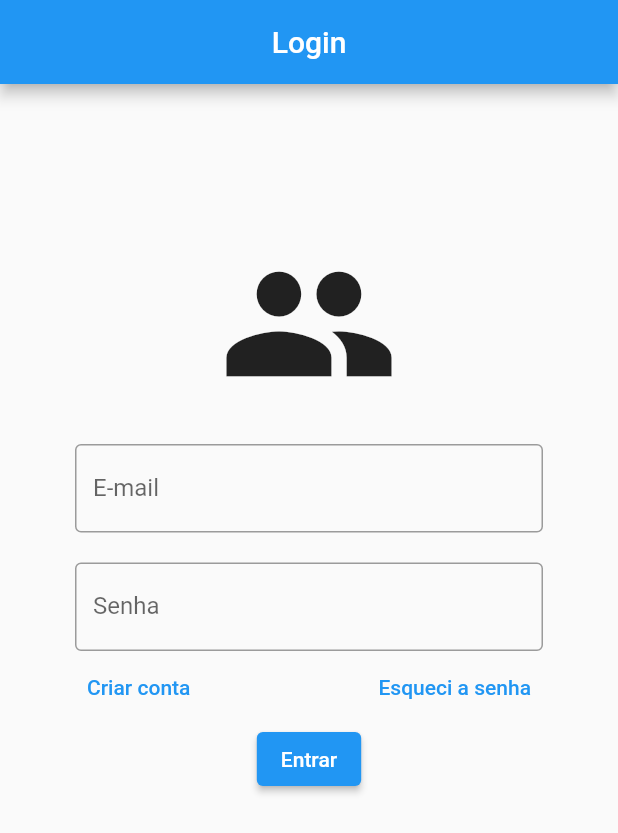
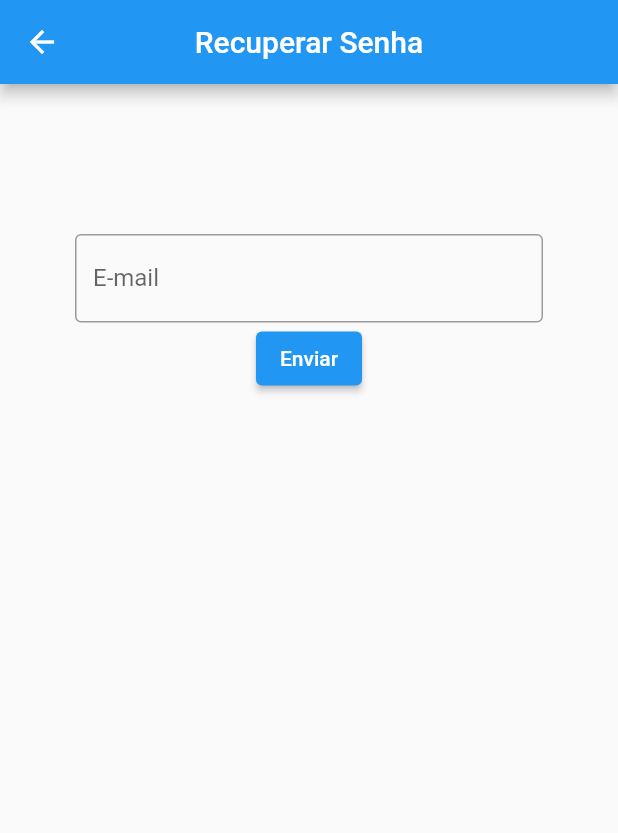
Before and after one commit to JeanTL190/Sistema_login, a Flutter app: the screen it shows after launch, after a tap on "Esqueci a senha", on a phone screen of 412 x 824 dp. Shown: the top 833 px of the screen. Run offline on Flutter 3.47's test engine with Material 2 defaults, Android fonts, the phone set to English and light mode, and no system bars; our stand-ins replace firebase_auth, firebase_core; accounts and stored records are empty.

Commit message:
Tela recuperar a senha

```diff
--- a/login/lib/screens/login_screen.dart
+++ b/login/lib/screens/login_screen.dart
@@ -1,5 +1,6 @@
 import 'package:flutter/material.dart';
 import 'package:login/models/user_model.dart';
+import 'package:login/screens/rec_pass_screen.dart';
 import 'package:login/screens/sign_up_screen.dart';
 import 'package:scoped_model/scoped_model.dart';
 
@@ -70,7 +71,10 @@ class LoginScreen extends StatelessWidget {
                           child: Text("Criar conta"),
                         ),
                         TextButton(
-                          onPressed: () {},
+                          onPressed: () {
+                            Navigator.of(context).push(MaterialPageRoute(
+                                builder: (context) => RecPassScreen()));
+                          },
                           child: Text("Esqueci a senha"),
                         )
                       ],
--- /dev/null
+++ b/login/lib/screens/rec_pass_screen.dart
@@ -0,0 +1,50 @@
+import 'package:flutter/material.dart';
+import 'package:flutter/services.dart';
+import 'package:login/models/user_model.dart';
+
+class RecPassScreen extends StatelessWidget {
+  @override
+  Widget build(BuildContext context) {
+    final double hpadding = 10.0, vpadding = 10.0;
+    final GlobalKey<FormState> _form = GlobalKey<FormState>();
+    final TextEditingController _emailController = TextEditingController();
+    return Scaffold(
+      appBar: AppBar(
+        title: Text("Recuperar Senha"),
+        centerTitle: true,
+      ),
+      body: Container(
+        padding:
+            EdgeInsets.fromLTRB(hpadding * 5, vpadding * 10, hpadding * 5, 0.0),
+        child: Form(
+          key: _form,
+          child: Column(
+            children: [
+              TextFormField(
+                decoration: InputDecoration(
+                  border: OutlineInputBorder(),
+                  labelText: "E-mail",
+                ),
+                keyboardType: TextInputType.emailAddress,
+                controller: _emailController,
+                validator: (text) {
+                  if (text.isEmpty) return "Digite o e-mail";
+                },
+              ),
+              ElevatedButton(
+                onPressed: () {
+                  if (_form.currentState.validate()) {
+                    UserModel.of(context).userRecPassword(
+                      email: _emailController.text,
+                    );
+                  }
+                },
+                child: Text("Enviar"),
+              )
+            ],
+          ),
+        ),
+      ),
+    );
+  }
+}
```
